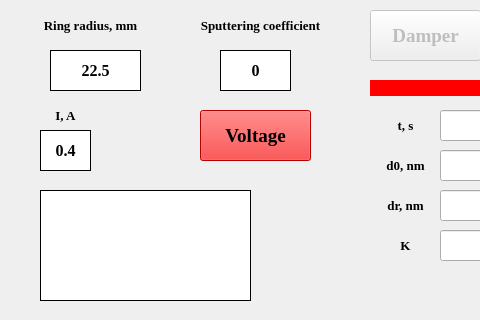
This is magnetron/dialog_sputtering.ui in VacuumLabsProject/project as Qt 5 draws it before an edit; both pictures show x 0 to 480 and y 0 to 320 of the 602 by 563 pixel window. The edited form follows.
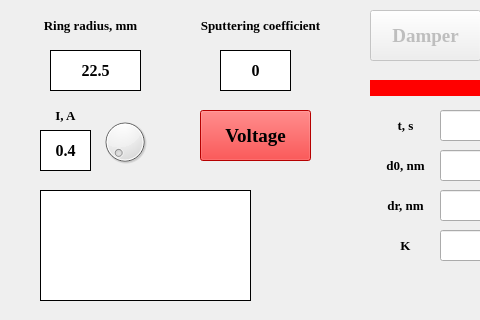
This is the edited form. Icons and pictures are not drawn.

Commit message: add current dial and edit chamber and sputtering windows

```diff
--- a/magnetron/dialog_sputtering.ui
+++ b/magnetron/dialog_sputtering.ui
@@ -618,6 +618,22 @@
     <set>Qt::AlignCenter</set>
    </property>
   </widget>
+  <widget class="QDial" name="current_dial">
+   <property name="geometry">
+    <rect>
+     <x>100</x>
+     <y>110</y>
+     <width>50</width>
+     <height>64</height>
+    </rect>
+   </property>
+   <property name="minimum">
+    <number>3</number>
+   </property>
+   <property name="maximum">
+    <number>15</number>
+   </property>
+  </widget>
  </widget>
  <resources/>
  <connections/>
```
Left out of the diff: 6 changed lines with no effect on the pictures. The commit also changes 5 other files.
